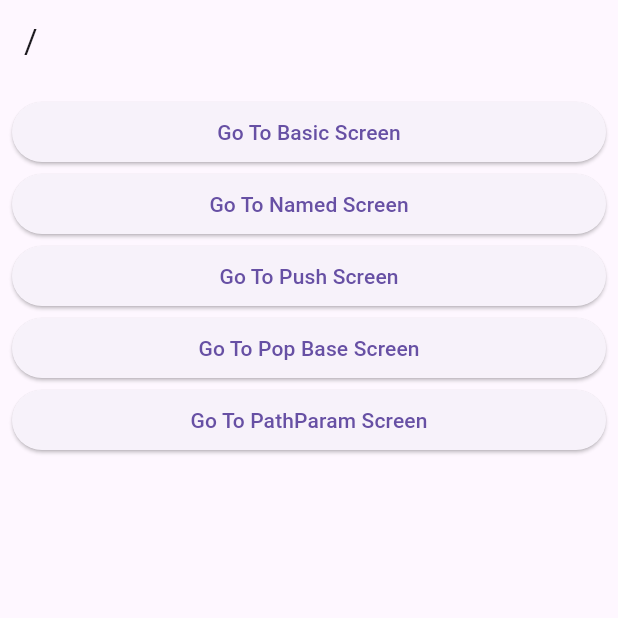
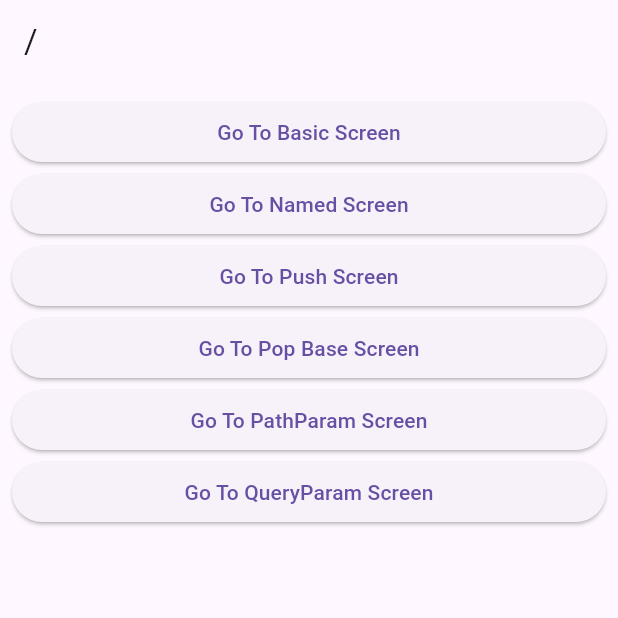
Before and after one commit to SoulTree-Lovers/flutter_study, a Flutter app: the screen it shows after launch, on a phone screen of 412 x 824 dp, the top half of it. Run offline on Flutter 3.47's test engine with Material 3 defaults, Android fonts, the phone set to English and light mode, and no system bars; our stand-ins replace dio, drift, flutter_riverpod, flutter_secure_storage, get_it, go_router and 11 more; missing offline and left inert: agora_rtc_engine, sqlite3; accounts and stored records are empty; generated files the repository leaves out were written again.

Commit message:
[feat] Query Parameter Screen 추가

```diff
--- a/go_router_v7/lib/route/router.dart
+++ b/go_router_v7/lib/route/router.dart
@@ -4,6 +4,7 @@
 import 'package:go_router_v7/screens/4_pop_base_screen.dart';
 import 'package:go_router_v7/screens/5_pop_return_screen.dart';
 import 'package:go_router_v7/screens/6_path_param_screen.dart';
+import 'package:go_router_v7/screens/7_query_param_screen.dart';
 import 'package:go_router_v7/screens/root_screen.dart';
 
 import '../screens/2_named_screen.dart';
@@ -50,6 +51,10 @@
             ),
           ],
         ),
+        GoRoute(
+          path: 'query_param',
+          builder: (context, state) => QueryParamScreen(),
+        ),
       ],
     ),
   ],
--- a/go_router_v7/lib/screens/root_screen.dart
+++ b/go_router_v7/lib/screens/root_screen.dart
@@ -41,6 +41,12 @@
             },
             child: Text('Go To PathParam Screen'),
           ),
+          ElevatedButton(
+            onPressed: () {
+              context.go('/query_param');
+            },
+            child: Text('Go To QueryParam Screen'),
+          ),
         ],
       ),
     );
```
Also changed, not shown: go_router_v7/lib/screens/7_query_param_screen.dart (added, +33 -0 lines).
